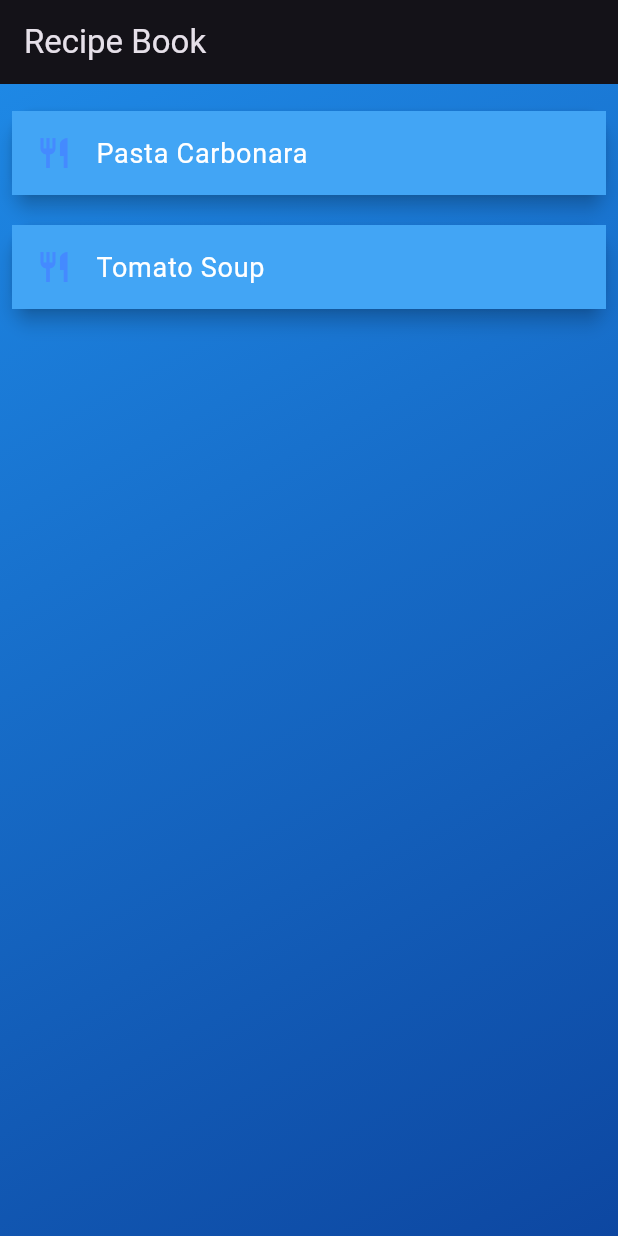
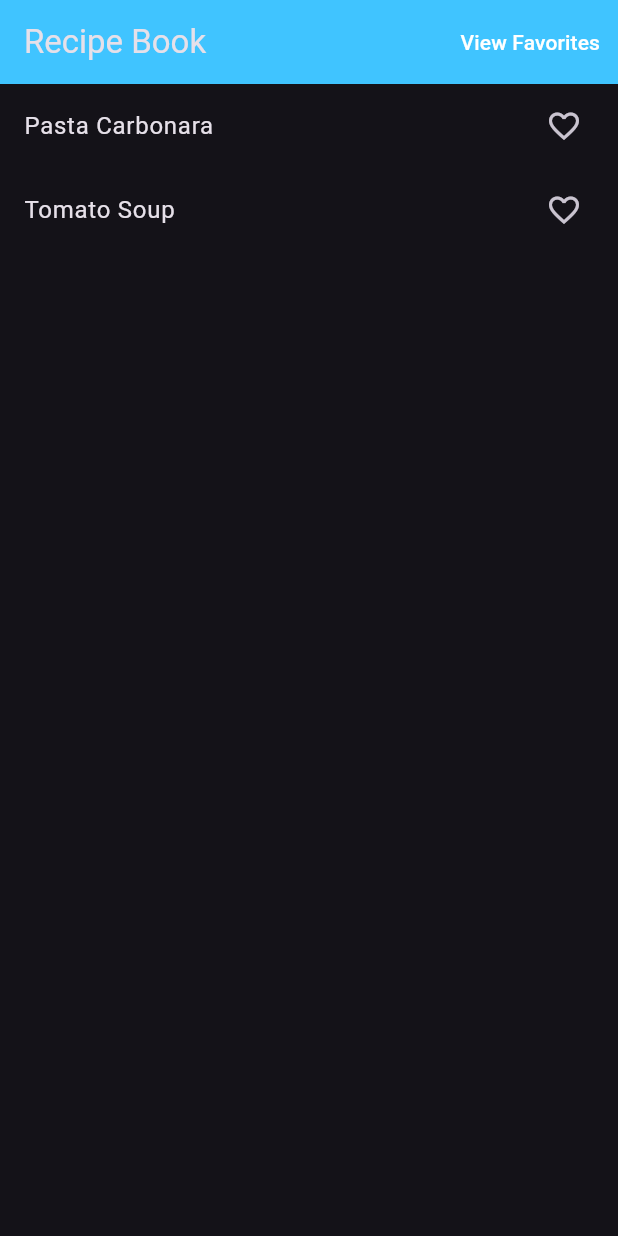
Before and after one commit to FaithNnakwe/Recipe_book_app, a Flutter app: the screen it shows after launch, on a phone screen of 412 x 824 dp. Run offline on Flutter 3.47's test engine with Material 3 defaults, Android fonts, the phone set to English and light mode, and no system bars.

Commit message:
Separated home_screen and main.dart page, added a recipe page as well.

```diff
--- /dev/null
+++ b/lib/home_screen.dart
@@ -0,0 +1,85 @@
+import 'package:flutter/material.dart';
+import 'recipe.dart';
+import 'details_screen.dart';
+import 'favorites_screen.dart';
+
+class HomeScreen extends StatefulWidget {
+  @override
+  _HomeScreenState createState() => _HomeScreenState();
+}
+
+class _HomeScreenState extends State<HomeScreen> {
+  List<Recipe> recipes = [
+    Recipe(
+      name: 'Pasta Carbonara',
+      ingredients: ['Pasta', 'Eggs', 'Parmesan', 'Bacon'],
+      instructions: 'Boil pasta, cook bacon, mix with eggs and parmesan.',
+    ),
+    Recipe(
+      name: 'Tomato Soup',
+      ingredients: ['Tomatoes', 'Onion', 'Garlic', 'Basil'],
+      instructions: 'Sauté onions and garlic, add tomatoes, and simmer.',
+    ),
+  ];
+
+  List<Recipe> favoriteRecipes = [];
+
+  void toggleFavorite(Recipe recipe) {
+    setState(() {
+      if (favoriteRecipes.contains(recipe)) {
+        favoriteRecipes.remove(recipe);
+      } else {
+        favoriteRecipes.add(recipe);
+      }
+    });
+  }
+
+  @override
+  Widget build(BuildContext context) {
+    return Scaffold(
+      appBar: AppBar(
+        title: Text("Recipe Book"), backgroundColor: Colors.lightBlueAccent,
+        actions: [
+          TextButton(
+            onPressed: () {
+              Navigator.push(
+                context,
+                MaterialPageRoute(
+                  builder: (context) => FavoritesScreen(favoriteRecipes),
+                ),
+              );
+            },
+            child: Text(
+              "View Favorites",
+              style: TextStyle(color: Colors.white), // Ensures visibility
+            ),
+          ),
+        ],
+      ),
+      body: ListView.builder(
+        itemCount: recipes.length,
+        itemBuilder: (context, index) {
+          return ListTile(
+            title: Text(recipes[index].name),
+            trailing: Icon(
+              favoriteRecipes.contains(recipes[index]) ? Icons.favorite : Icons.favorite_border,
+              color: favoriteRecipes.contains(recipes[index]) ? Colors.red : null,
+            ),
+            onTap: () {
+              Navigator.push(
+                context,
+                MaterialPageRoute(
+                  builder: (context) => DetailsScreen(
+                    recipe: recipes[index],
+                    isFavorite: favoriteRecipes.contains(recipes[index]),
+                    onFavoriteToggle: toggleFavorite,
+                  ),
+                ),
+              );
+            },
+          );
+        },
+      ),
+    );
+  }
+}
--- a/lib/main.dart
+++ b/lib/main.dart
@@ -1,18 +1,5 @@
 import 'package:flutter/material.dart';
-import 'details_screen.dart';
-import 'favorites_screen.dart';
-
-class Recipe {
-  final String name;
-  final List<String> ingredients;
-  final String instructions;
-
-  Recipe({
-    required this.name,
-    required this.ingredients,
-    required this.instructions,
-  });
-}
+import 'home_screen.dart';
 
 void main() {
   runApp(MyApp());
@@ -27,90 +14,3 @@ class MyApp extends StatelessWidget {
     );
   }
 }
-
-class HomeScreen extends StatefulWidget {
-  @override
-  _HomeScreenState createState() => _HomeScreenState();
-}
-
-class _HomeScreenState extends State<HomeScreen> {
-  List<Recipe> recipes = [
-    Recipe(
-      name: 'Pasta Carbonara',
-      ingredients: ['Pasta', 'Eggs', 'Parmesan', 'Bacon'],
-      instructions: 'Boil pasta, cook bacon, mix with eggs and parmesan.',
-    ),
-    Recipe(
-      name: 'Tomato Soup',
-      ingredients: ['Tomatoes', 'Onion', 'Garlic', 'Basil'],
-      instructions: 'Sauté onions and garlic, add tomatoes, and simmer.',
-    ),
-  ];
-
-  List<Recipe> favoriteRecipes = [];
-
-  void toggleFavorite(Recipe recipe) {
-    setState(() {
-      if (favoriteRecipes.contains(recipe)) {
-        favoriteRecipes.remove(recipe);
-      } else {
-        favoriteRecipes.add(recipe);
-      }
-    });
-  }
-
-  @override
-  Widget build(BuildContext context) {
-    return Scaffold(
-      appBar: AppBar(
-        title: Text("Recipe Book"),
-        backgroundColor: Colors.transparent,
-        elevation: 0,
-      ),
-      body: Container(
-        decoration: BoxDecoration(
-          gradient: LinearGradient(
-            colors: [Colors.blue.shade600, Colors.blue.shade900],
-            begin: Alignment.topLeft,
-            end: Alignment.bottomRight,
-          ),
-        ),
-        child: Padding(
-          padding: EdgeInsets.all(8.0),
-          child: ListView.builder(
-            itemCount: recipes.length,
-            itemBuilder: (context, index) {
-              return Card(
-                margin: EdgeInsets.symmetric(vertical: 10),
-                shape: RoundedRectangleBorder(
-                  borderRadius: BorderRadius.circular(15),
-                ),
-                elevation: 5,
-                child: ListTile(
-                  leading: Icon(Icons.restaurant, color: Colors.blueAccent),
-                  title: Text(
-                    recipes[index].name,
-                    style: TextStyle(fontSize: 18, color: Colors.white),
-                  ),
-                  tileColor: Colors.blue.shade400,
-                  onTap: () {
-                    Navigator.push(
-                      context,
-                      MaterialPageRoute(
-                        builder: (context) => DetailsScreen(
-                          recipe: recipes[index],
-                          onFavoriteToggle: toggleFavorite,
-                          isFavorite: favoriteRecipes.contains(recipes[index]),
-                        ),
-                      ),
-                    );
-                  },
-                ),
-              );
-            },
-          ),
-        ),
-      ),
-    );
-  }
-}
--- /dev/null
+++ b/lib/recipe.dart
@@ -0,0 +1,11 @@
+class Recipe {
+  final String name;
+  final List<String> ingredients;
+  final String instructions;
+
+  Recipe({
+    required this.name,
+    required this.ingredients,
+    required this.instructions,
+  });
+}
```
Also changed, not shown: lib/details_screen.dart (+13 -18 lines), lib/favorites_screen.dart (+4 -3 lines).
